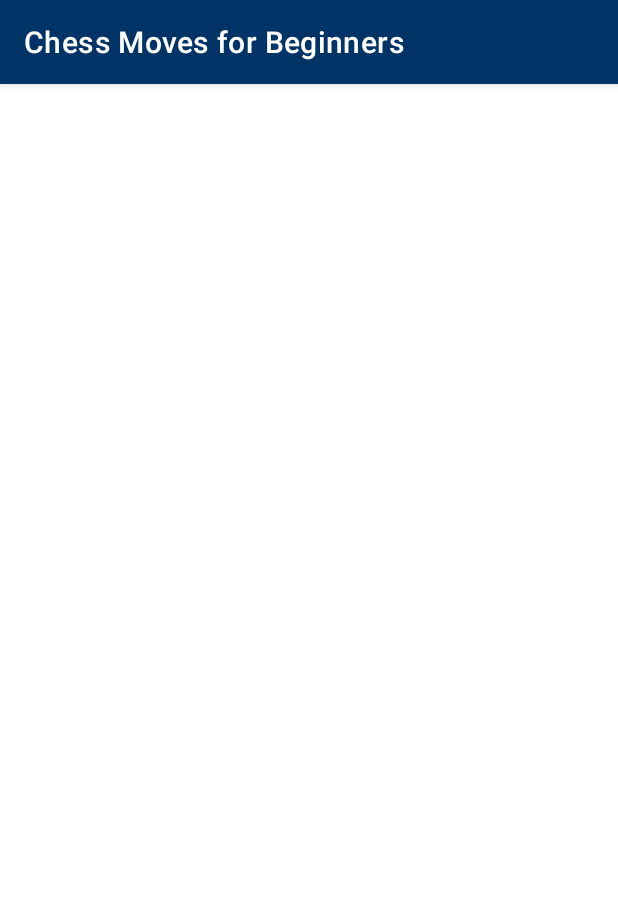
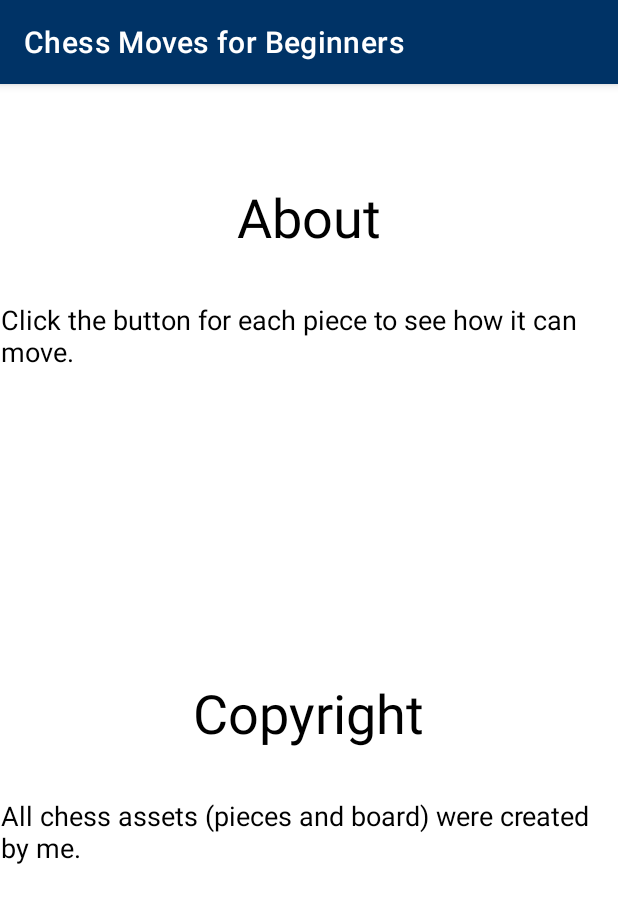
Before and after one commit to y0shK/ChessMovesForBeginners, an Android app: the AppInfo screen opened directly, with no data from a screen before it, on a phone screen of 412 x 824 dp. Shown: the top 903 px of the screen. Run offline under Robolectric (Android 15) with nearby library versions, the phone set to English and light mode, and no system bars.

Commit message:
fill in the "app info" overflow menu with textViews

```diff
--- a/app/src/main/res/layout/activity_app_info.xml
+++ b/app/src/main/res/layout/activity_app_info.xml
@@ -6,4 +6,64 @@
     android:layout_height="match_parent"
     tools:context=".AppInfo">
 
+    <TextView
+        android:id="@+id/about_id"
+        android:layout_width="wrap_content"
+        android:layout_height="wrap_content"
+        android:layout_marginTop="64dp"
+        android:text="@string/about_string"
+        android:textColor="@color/black"
+        android:textSize="36sp"
+        app:layout_constraintEnd_toEndOf="parent"
+        app:layout_constraintStart_toStartOf="parent"
+        app:layout_constraintTop_toTopOf="parent" />
+
+    <TextView
+        android:id="@+id/about_str"
+        android:layout_width="wrap_content"
+        android:layout_height="wrap_content"
+        android:layout_marginStart="16dp"
+        android:layout_marginLeft="16dp"
+        android:layout_marginTop="32dp"
+        android:layout_marginEnd="16dp"
+        android:layout_marginRight="16dp"
+        android:text="@string/about_info_string"
+        android:textColor="@color/black"
+        android:textSize="18sp"
+        app:layout_constraintEnd_toEndOf="parent"
+        app:layout_constraintHorizontal_bias="0.495"
+        app:layout_constraintStart_toStartOf="parent"
+        app:layout_constraintTop_toBottomOf="@+id/about_id" />
+
+    <TextView
+        android:id="@+id/copyright_id"
+        android:layout_width="wrap_content"
+        android:layout_height="wrap_content"
+        android:layout_marginTop="32dp"
+        android:text="@string/copyright_string"
+        android:textColor="@color/black"
+        android:textSize="36sp"
+        app:layout_constraintBottom_toBottomOf="parent"
+        app:layout_constraintEnd_toEndOf="parent"
+        app:layout_constraintHorizontal_bias="0.498"
+        app:layout_constraintStart_toStartOf="parent"
+        app:layout_constraintTop_toBottomOf="@+id/about_str"
+        app:layout_constraintVertical_bias="0.346" />
+
+    <TextView
+        android:id="@+id/copyright_str"
+        android:layout_width="wrap_content"
+        android:layout_height="wrap_content"
+        android:layout_marginStart="16dp"
+        android:layout_marginLeft="16dp"
+        android:layout_marginTop="32dp"
+        android:layout_marginEnd="16dp"
+        android:layout_marginRight="16dp"
+        android:text="@string/copyright_info_string"
+        android:textColor="@color/black"
+        android:textSize="18sp"
+        app:layout_constraintEnd_toEndOf="parent"
+        app:layout_constraintHorizontal_bias="0.495"
+        app:layout_constraintStart_toStartOf="parent"
+        app:layout_constraintTop_toBottomOf="@+id/copyright_id" />
 </androidx.constraintlayout.widget.ConstraintLayout>
--- a/app/src/main/res/values-night/themes.xml
+++ b/app/src/main/res/values-night/themes.xml
@@ -4,7 +4,7 @@
         <!-- Primary brand color. -->
         <item name="colorPrimary">@color/midnight_blue</item>
         <item name="colorPrimaryVariant">@color/deep_blue</item>
-        <item name="colorOnPrimary">@color/black</item>
+        <item name="colorOnPrimary">@color/white</item>
         <!-- Secondary brand color. -->
         <item name="colorSecondary">@color/sky_blue</item>
         <item name="colorSecondaryVariant">@color/lavender</item>
--- a/app/src/main/res/values/strings.xml
+++ b/app/src/main/res/values/strings.xml
@@ -11,4 +11,8 @@
     <string name="info_button">Info Button</string>
     <string name="night_mode_switch_string">Night Mode</string>
     <string name="app_settings">App settings</string>
+    <string name="about_string">About</string>
+    <string name="about_info_string">Click the button for each piece to see how it can move.</string>
+    <string name="copyright_string">Copyright</string>
+    <string name="copyright_info_string">All chess assets (pieces and board) were created by me.</string>
 </resources>
```
